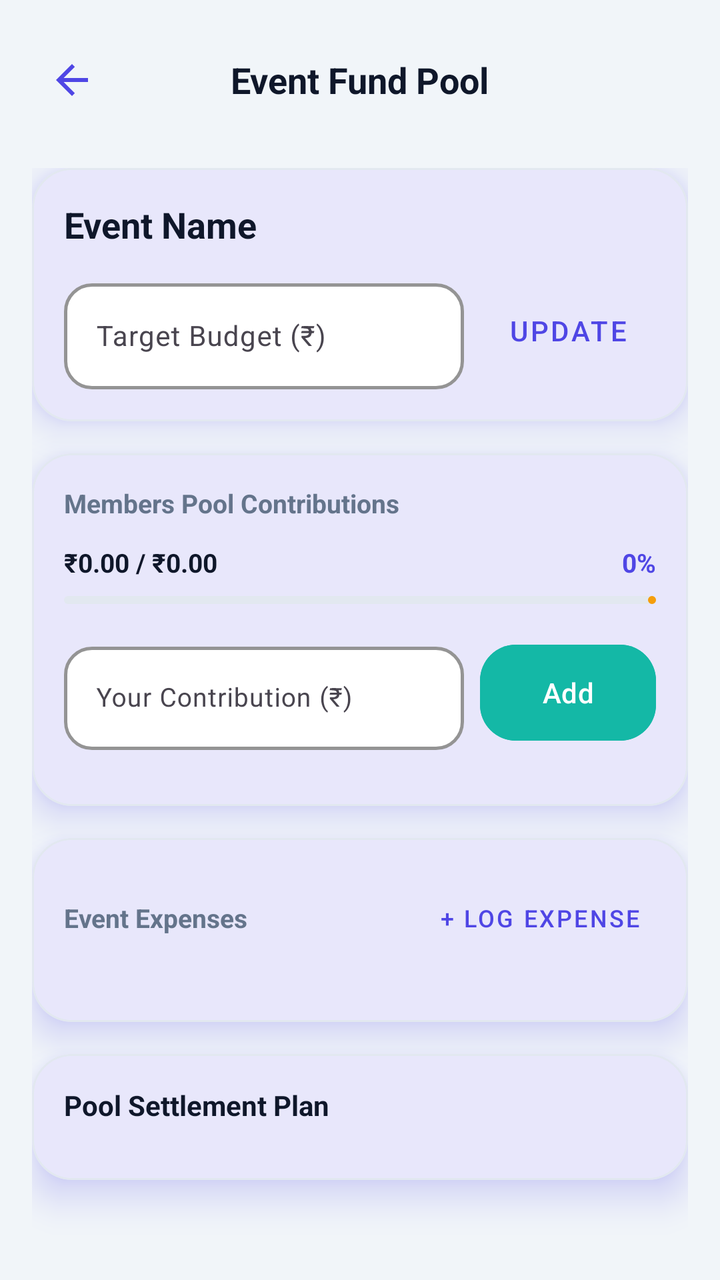
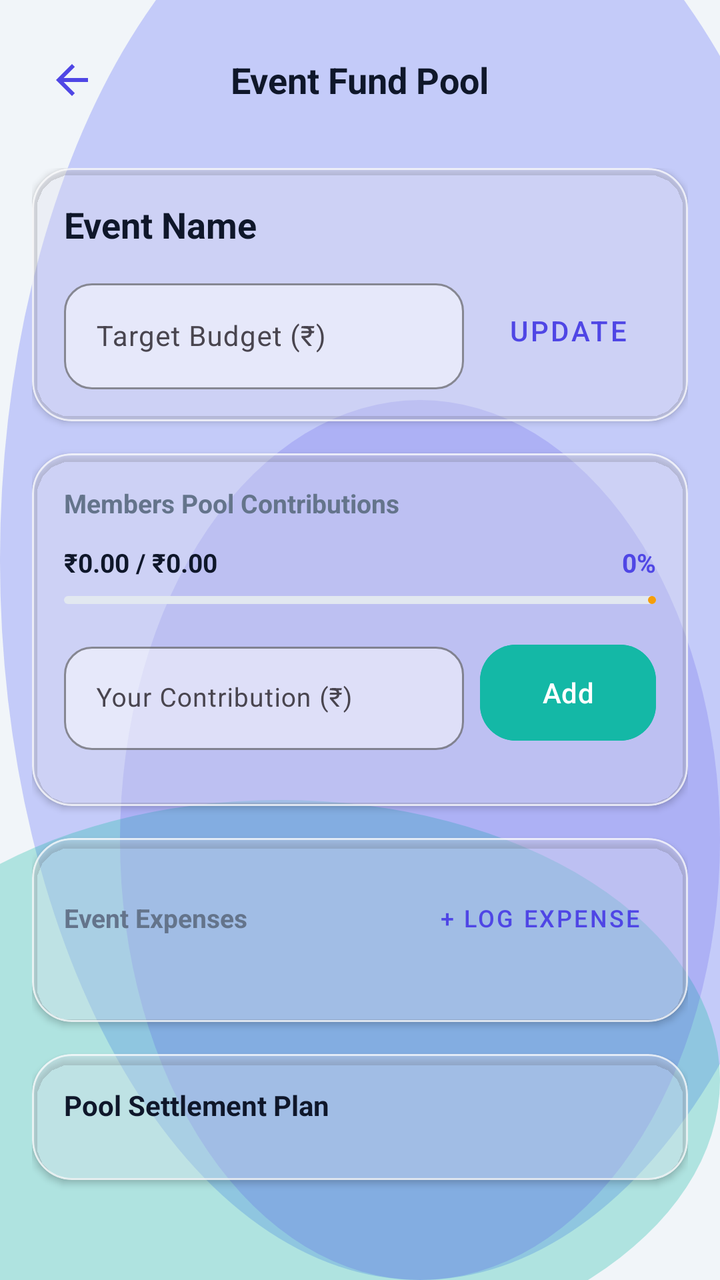

Screens rendered from an Android XML layout before and after an edit, with the pre-edit source and the edit as a unified diff.
<!-- AndroidManifest.xml: application theme Theme.MoneyLens -->
<!-- res/layout/activity_event_fund.xml -->
<?xml version="1.0" encoding="utf-8"?>
<androidx.constraintlayout.widget.ConstraintLayout xmlns:android="http://schemas.android.com/apk/res/android"
    xmlns:app="http://schemas.android.com/apk/res-auto"
    xmlns:tools="http://schemas.android.com/tools"
    android:layout_width="match_parent"
    android:layout_height="match_parent"
    android:background="@color/colorBackground">

    
    <RelativeLayout
        android:id="@+id/layoutAppBar"
        android:layout_width="match_parent"
        android:layout_height="56dp"
        android:layout_marginTop="12dp"
        android:paddingHorizontal="16dp"
        app:layout_constraintTop_toTopOf="parent">

        <ImageView
            android:id="@+id/btnBack"
            android:layout_width="40dp"
            android:layout_height="40dp"
            android:layout_centerVertical="true"
            android:padding="8dp"
            android:src="@drawable/ic_back"
            android:background="?attr/selectableItemBackgroundBorderless"
            android:contentDescription="Back" />

        <TextView
            android:id="@+id/txtTitle"
            android:layout_width="wrap_content"
            android:layout_height="wrap_content"
            android:layout_centerInParent="true"
            android:text="Event Fund Pool"
            android:textColor="@color/colorTextPrimary"
            android:textSize="18sp"
            android:textStyle="bold" />
    </RelativeLayout>

    <androidx.core.widget.NestedScrollView
        android:layout_width="match_parent"
        android:layout_height="0dp"
        android:fillViewport="true"
        app:layout_constraintBottom_toBottomOf="parent"
        app:layout_constraintTop_toBottomOf="@id/layoutAppBar">

        <LinearLayout
            android:layout_width="match_parent"
            android:layout_height="wrap_content"
            android:orientation="vertical"
            android:padding="16dp">

            
            <com.google.android.material.card.MaterialCardView
                style="@style/ClayCard"
                android:layout_width="match_parent"
                android:layout_height="wrap_content"
                android:layout_marginBottom="16dp">

                <LinearLayout
                    android:layout_width="match_parent"
                    android:layout_height="wrap_content"
                    android:orientation="vertical"
                    android:padding="16dp">

                    <TextView
                        android:id="@+id/txtEventName"
                        android:layout_width="wrap_content"
                        android:layout_height="wrap_content"
                        android:text="Event Name"
                        android:textColor="@color/colorTextPrimary"
                        android:textSize="18sp"
                        android:textStyle="bold" />

                    
                    <LinearLayout
                        android:layout_width="match_parent"
                        android:layout_height="wrap_content"
                        android:layout_marginTop="12dp"
                        android:gravity="center_vertical"
                        android:orientation="horizontal">

                        <com.google.android.material.textfield.TextInputLayout
                            android:id="@+id/inputTargetBudgetLayout"
                            style="@style/ClayInput"
                            android:layout_width="0dp"
                            android:layout_height="wrap_content"
                            android:layout_weight="1"
                            android:hint="Target Budget (₹)">

                            <com.google.android.material.textfield.TextInputEditText
                                android:id="@+id/inputTargetBudget"
                                android:layout_width="match_parent"
                                android:layout_height="wrap_content"
                                android:inputType="numberDecimal"
                                android:textSize="14sp" />
                        </com.google.android.material.textfield.TextInputLayout>

                        <com.google.android.material.button.MaterialButton
                            android:id="@+id/btnSaveBudget"
                            style="@style/Widget.MaterialComponents.Button.TextButton"
                            android:layout_width="wrap_content"
                            android:layout_height="wrap_content"
                            android:layout_marginStart="8dp"
                            android:text="Update"
                            android:textColor="@color/colorPrimary" />
                    </LinearLayout>
                </LinearLayout>
            </com.google.android.material.card.MaterialCardView>

            
            <com.google.android.material.card.MaterialCardView
                style="@style/ClayCard"
                android:layout_width="match_parent"
                android:layout_height="wrap_content"
                android:layout_marginBottom="16dp">

                <LinearLayout
                    android:layout_width="match_parent"
                    android:layout_height="wrap_content"
                    android:orientation="vertical"
                    android:padding="16dp">

                    <TextView
                        android:layout_width="wrap_content"
                        android:layout_height="wrap_content"
                        android:text="Members Pool Contributions"
                        android:textColor="@color/colorTextSecondary"
                        android:textSize="13sp"
                        android:textStyle="bold" />

                    
                    <RelativeLayout
                        android:layout_width="match_parent"
                        android:layout_height="wrap_content"
                        android:layout_marginTop="12dp">

                        <TextView
                            android:id="@+id/txtPoolProgress"
                            android:layout_width="wrap_content"
                            android:layout_height="wrap_content"
                            android:text="₹0.00 / ₹0.00"
                            android:textColor="@color/colorTextPrimary"
                            android:textSize="13sp"
                            android:textStyle="bold" />

                        <TextView
                            android:id="@+id/txtPoolProgressPercent"
                            android:layout_width="wrap_content"
                            android:layout_height="wrap_content"
                            android:layout_alignParentEnd="true"
                            android:text="0%"
                            android:textColor="@color/colorPrimary"
                            android:textSize="13sp"
                            android:textStyle="bold" />
                    </RelativeLayout>

                    <com.google.android.material.progressindicator.LinearProgressIndicator
                        android:id="@+id/poolProgressBar"
                        android:layout_width="match_parent"
                        android:layout_height="6dp"
                        android:layout_marginTop="8dp"
                        android:layout_marginBottom="16dp"
                        app:trackCornerRadius="3dp"
                        app:trackColor="@color/colorDivider"
                        app:indicatorColor="@color/colorWarning" />

                    
                    <LinearLayout
                        android:layout_width="match_parent"
                        android:layout_height="wrap_content"
                        android:gravity="center_vertical"
                        android:orientation="horizontal"
                        android:layout_marginBottom="12dp">

                        <com.google.android.material.textfield.TextInputLayout
                            android:id="@+id/inputContributionLayout"
                            style="@style/ClayInput"
                            android:layout_width="0dp"
                            android:layout_height="wrap_content"
                            android:layout_weight="1"
                            android:hint="Your Contribution (₹)">

                            <com.google.android.material.textfield.TextInputEditText
                                android:id="@+id/inputContribution"
                                android:layout_width="match_parent"
                                android:layout_height="wrap_content"
                                android:inputType="numberDecimal"
                                android:textSize="13sp" />
                        </com.google.android.material.textfield.TextInputLayout>

                        <com.google.android.material.button.MaterialButton
                            android:id="@+id/btnAddContribution"
                            style="@style/ClayButton"
                            android:layout_width="wrap_content"
                            android:layout_height="wrap_content"
                            android:layout_marginStart="8dp"
                            android:text="Add"
                            android:backgroundTint="@color/colorSecondary"
                            android:textColor="@android:color/white" />
                    </LinearLayout>

                    
                    <LinearLayout
                        android:id="@+id/layoutContributionsList"
                        android:layout_width="match_parent"
                        android:layout_height="wrap_content"
                        android:orientation="vertical" />
                </LinearLayout>
            </com.google.android.material.card.MaterialCardView>

            
            <com.google.android.material.card.MaterialCardView
                style="@style/ClayCard"
                android:layout_width="match_parent"
                android:layout_height="wrap_content"
                android:layout_marginBottom="16dp">

                <LinearLayout
                    android:layout_width="match_parent"
                    android:layout_height="wrap_content"
                    android:orientation="vertical"
                    android:padding="16dp">

                    <RelativeLayout
                        android:layout_width="match_parent"
                        android:layout_height="wrap_content"
                        android:layout_marginBottom="12dp">

                        <TextView
                            android:layout_width="wrap_content"
                            android:layout_height="wrap_content"
                            android:layout_centerVertical="true"
                            android:text="Event Expenses"
                            android:textColor="@color/colorTextSecondary"
                            android:textSize="13sp"
                            android:textStyle="bold" />

                        <com.google.android.material.button.MaterialButton
                            android:id="@+id/btnAddExpense"
                            style="@style/Widget.MaterialComponents.Button.TextButton"
                            android:layout_width="wrap_content"
                            android:layout_height="wrap_content"
                            android:layout_alignParentEnd="true"
                            android:text="+ Log Expense"
                            android:textColor="@color/colorPrimary"
                            android:textSize="12sp" />
                    </RelativeLayout>

                    
                    <LinearLayout
                        android:id="@+id/layoutExpensesList"
                        android:layout_width="match_parent"
                        android:layout_height="wrap_content"
                        android:orientation="vertical" />
                </LinearLayout>
            </com.google.android.material.card.MaterialCardView>

            
            <com.google.android.material.card.MaterialCardView
                android:id="@+id/cardEventSettlements"
                style="@style/ClayCard"
                android:layout_width="match_parent"
                android:layout_height="wrap_content"
                android:layout_marginBottom="32dp">

                <LinearLayout
                    android:layout_width="match_parent"
                    android:layout_height="wrap_content"
                    android:orientation="vertical"
                    android:padding="16dp">

                    <TextView
                        android:layout_width="wrap_content"
                        android:layout_height="wrap_content"
                        android:text="Pool Settlement Plan"
                        android:textColor="@color/colorTextPrimary"
                        android:textSize="14sp"
                        android:textStyle="bold"
                        android:layout_marginBottom="12dp" />

                    <LinearLayout
                        android:id="@+id/layoutEventSettlements"
                        android:layout_width="match_parent"
                        android:layout_height="wrap_content"
                        android:orientation="vertical" />
                </LinearLayout>
            </com.google.android.material.card.MaterialCardView>

        </LinearLayout>
    </androidx.core.widget.NestedScrollView>

</androidx.constraintlayout.widget.ConstraintLayout>
<!-- resources referenced by this layout -->
<resources>
  <style name="ClayButton" parent="Widget.Material3.Button">
          <item name="cornerRadius">@dimen/clay_button_radius</item>
          <item name="android:paddingVertical">14dp</item>
          <item name="backgroundTint">@color/colorPrimary</item>
          <item name="android:textColor">@color/colorOnPrimary</item>
          <item name="iconTint">@color/colorOnPrimary</item>
          <item name="android:elevation">6dp</item>
          <item name="android:outlineSpotShadowColor" tools:targetApi="p">@color/colorPrimaryShadow</item>
          <item name="android:insetTop">0dp</item>
          <item name="android:insetBottom">0dp</item>
      </style>
  <style name="ClayCard" parent="Widget.Material3.CardView.Elevated">
          <item name="cardCornerRadius">@dimen/clay_card_radius</item>
          <item name="cardElevation">10dp</item>
          <item name="android:stateListAnimator">@null</item>
          <item name="strokeColor">@color/colorCardBorder</item>
          <item name="strokeWidth">1dp</item>
          <item name="cardBackgroundColor">@color/colorSurface</item>
          <item name="android:outlineSpotShadowColor" tools:targetApi="p">@color/colorPrimary</item>
          <item name="android:outlineAmbientShadowColor" tools:targetApi="p">@color/colorPrimary</item>
      </style>
  <style name="ClayInput" parent="Widget.Material3.TextInputLayout.OutlinedBox">
          <item name="boxCornerRadiusTopStart">@dimen/clay_input_radius</item>
          <item name="boxCornerRadiusTopEnd">@dimen/clay_input_radius</item>
          <item name="boxCornerRadiusBottomStart">@dimen/clay_input_radius</item>
          <item name="boxCornerRadiusBottomEnd">@dimen/clay_input_radius</item>
          <item name="boxStrokeColor">@color/colorCardBorder</item>
          <item name="boxStrokeWidth">1.5dp</item>
          <item name="boxStrokeWidthFocused">2.5dp</item>
          <item name="boxBackgroundColor">@color/colorSurface</item>
          <item name="hintTextColor">@color/colorPrimary</item>
      </style>
  <color name="colorPrimaryShadow">#3730A3</color>
  <color name="colorCardBorder">#E2E8F0</color>
  <style name="Base.Theme.MoneyLens" parent="Theme.Material3.Light.NoActionBar">
          
          <item name="colorPrimary">@color/colorPrimary</item>
          <item name="colorOnPrimary">@color/colorOnPrimary</item>
          <item name="colorSecondary">@color/colorSecondary</item>
          <item name="colorError">@color/colorDanger</item>
          <item name="android:windowBackground">@color/colorBackground</item>
          <item name="colorSurface">@color/colorSurface</item>
          <item name="android:colorBackground">@color/colorBackground</item>
          <item name="colorOnSurface">@color/colorTextPrimary</item>
  
          
          <item name="android:statusBarColor">@color/colorBackground</item>
          <item name="android:windowLightStatusBar" tools:targetApi="m">true</item>
          <item name="android:navigationBarColor">@color/colorBackground</item>
      </style>
  <!-- unchanged entries left out for length: 15 -->
</resources>

<!-- the commit's change to res/layout/activity_event_fund.xml (unified diff, before → after) -->
@@ -4,7 +4,7 @@
     xmlns:tools="http://schemas.android.com/tools"
     android:layout_width="match_parent"
     android:layout_height="match_parent"
-    android:background="@color/colorBackground">
+    android:background="@drawable/bg_mesh_gradient">
 
     
     <RelativeLayout
<!-- resource entries referenced after the edit -->
@@ -1,41 +1,73 @@
 <!-- resources referenced by this layout -->
 <resources>
+  <!-- drawable bg_mesh_gradient (drawable) -->
+  <?xml version="1.0" encoding="utf-8"?>
+  <layer-list xmlns:android="http://schemas.android.com/apk/res/android">
+      
+      <item>
+          <shape android:shape="rectangle">
+              <solid android:color="@color/colorBackground" />
+          </shape>
+      </item>
+      
+      <item android:top="-80dp" android:right="-60dp">
+          <shape android:shape="oval">
+              <solid android:color="@color/glassMeshOrb1" />
+              <size android:width="280dp" android:height="280dp" />
+          </shape>
+      </item>
+      
+      <item android:bottom="-40dp" android:left="-80dp" android:top="400dp">
+          <shape android:shape="oval">
+              <solid android:color="@color/glassMeshOrb2" />
+              <size android:width="240dp" android:height="240dp" />
+          </shape>
+      </item>
+      
+      <item android:top="200dp" android:left="60dp">
+          <shape android:shape="oval">
+              <solid android:color="@color/glassMeshOrb3" />
+              <size android:width="200dp" android:height="200dp" />
+          </shape>
+      </item>
+  </layer-list>
   <style name="ClayButton" parent="Widget.Material3.Button">
           <item name="cornerRadius">@dimen/clay_button_radius</item>
           <item name="android:paddingVertical">14dp</item>
           <item name="backgroundTint">@color/colorPrimary</item>
           <item name="android:textColor">@color/colorOnPrimary</item>
           <item name="iconTint">@color/colorOnPrimary</item>
-          <item name="android:elevation">6dp</item>
-          <item name="android:outlineSpotShadowColor" tools:targetApi="p">@color/colorPrimaryShadow</item>
+          <item name="android:elevation">4dp</item>
           <item name="android:insetTop">0dp</item>
           <item name="android:insetBottom">0dp</item>
       </style>
   <style name="ClayCard" parent="Widget.Material3.CardView.Elevated">
           <item name="cardCornerRadius">@dimen/clay_card_radius</item>
-          <item name="cardElevation">10dp</item>
+          <item name="cardElevation">2dp</item>
           <item name="android:stateListAnimator">@null</item>
-          <item name="strokeColor">@color/colorCardBorder</item>
+          <item name="strokeColor">@color/glassCardBorder</item>
           <item name="strokeWidth">1dp</item>
-          <item name="cardBackgroundColor">@color/colorSurface</item>
-          <item name="android:outlineSpotShadowColor" tools:targetApi="p">@color/colorPrimary</item>
-          <item name="android:outlineAmbientShadowColor" tools:targetApi="p">@color/colorPrimary</item>
+          <item name="cardBackgroundColor">@color/glassCardBg</item>
       </style>
   <style name="ClayInput" parent="Widget.Material3.TextInputLayout.OutlinedBox">
           <item name="boxCornerRadiusTopStart">@dimen/clay_input_radius</item>
           <item name="boxCornerRadiusTopEnd">@dimen/clay_input_radius</item>
           <item name="boxCornerRadiusBottomStart">@dimen/clay_input_radius</item>
           <item name="boxCornerRadiusBottomEnd">@dimen/clay_input_radius</item>
-          <item name="boxStrokeColor">@color/colorCardBorder</item>
-          <item name="boxStrokeWidth">1.5dp</item>
-          <item name="boxStrokeWidthFocused">2.5dp</item>
-          <item name="boxBackgroundColor">@color/colorSurface</item>
+          <item name="boxStrokeColor">@color/glassInputBorder</item>
+          <item name="boxStrokeWidth">1dp</item>
+          <item name="boxStrokeWidthFocused">2dp</item>
+          <item name="boxBackgroundColor">@color/glassInputBg</item>
           <item name="hintTextColor">@color/colorPrimary</item>
       </style>
-  <color name="colorPrimaryShadow">#3730A3</color>
-  <color name="colorCardBorder">#E2E8F0</color>
+  <color name="glassMeshOrb1">#66818CF8</color>
+  <color name="glassMeshOrb2">#4D14B8A6</color>
+  <color name="glassMeshOrb3">#334F46E5</color>
+  <color name="glassCardBorder">#B3FFFFFF</color>
+  <color name="glassCardBg">#8CFFFFFF</color>
+  <color name="glassInputBorder">#A6FFFFFF</color>
+  <color name="glassInputBg">#80FFFFFF</color>
   <style name="Base.Theme.MoneyLens" parent="Theme.Material3.Light.NoActionBar">
-          
           <item name="colorPrimary">@color/colorPrimary</item>
           <item name="colorOnPrimary">@color/colorOnPrimary</item>
           <item name="colorSecondary">@color/colorSecondary</item>
@@ -46,9 +78,10 @@
           <item name="colorOnSurface">@color/colorTextPrimary</item>
   
           
-          <item name="android:statusBarColor">@color/colorBackground</item>
+          <item name="android:statusBarColor">@android:color/transparent</item>
           <item name="android:windowLightStatusBar" tools:targetApi="m">true</item>
-          <item name="android:navigationBarColor">@color/colorBackground</item>
+          <item name="android:navigationBarColor">@android:color/transparent</item>
+          <item name="android:windowDrawsSystemBarBackgrounds">true</item>
       </style>
   <!-- unchanged entries left out for length: 15 -->
 </resources>
